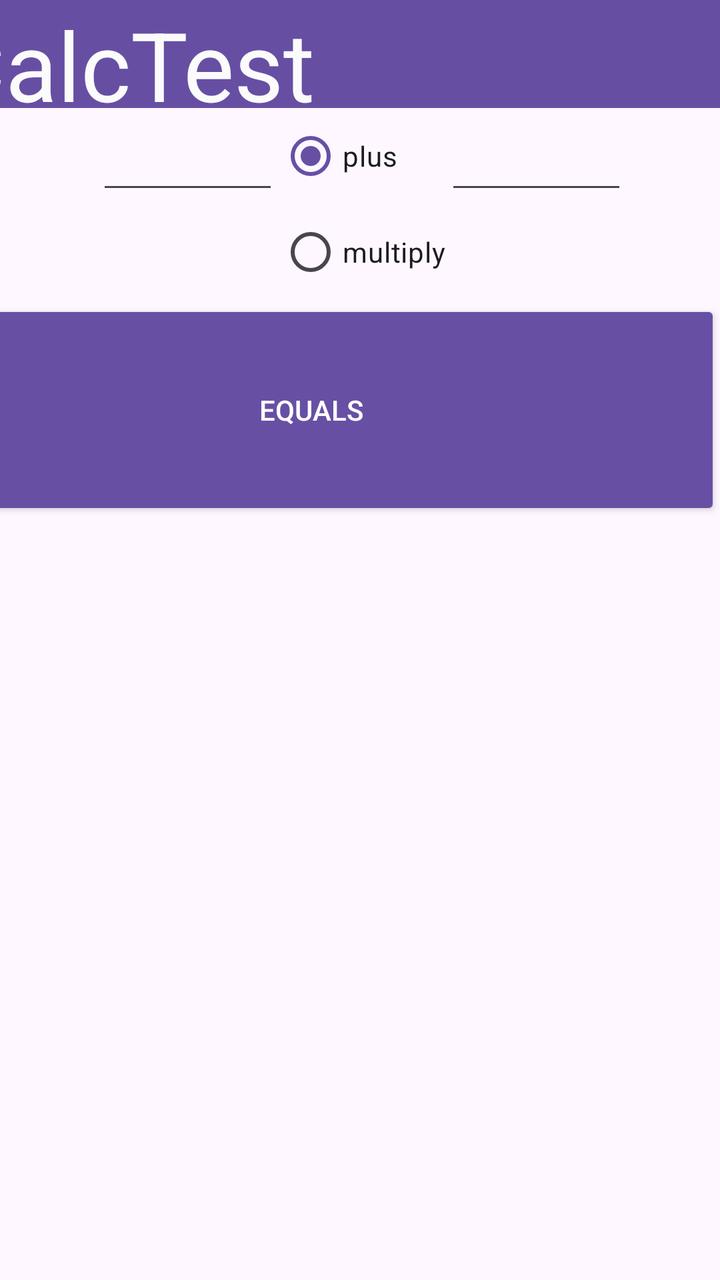
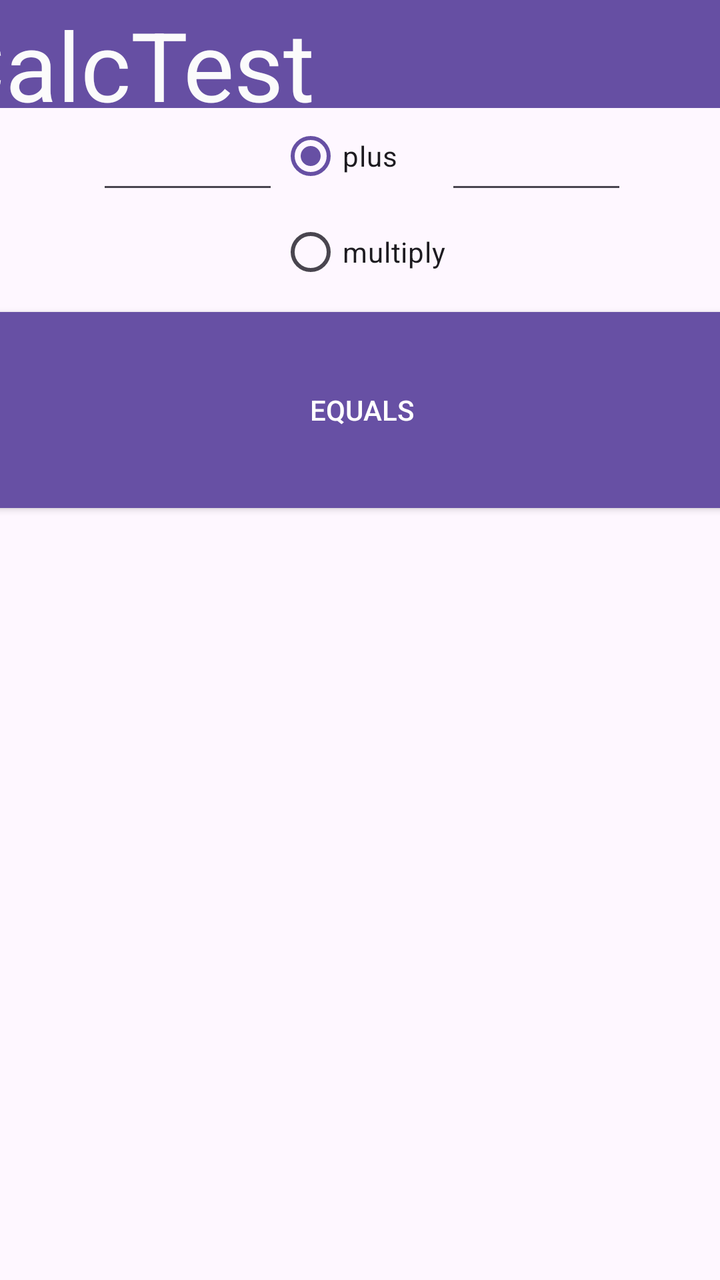

Screens rendered from an Android XML layout before and after an edit, with the pre-edit source and the edit as a unified diff.
<!-- AndroidManifest.xml: application theme Theme.CalcTest -->
<!-- res/layout/activity_main2.xml -->
<?xml version="1.0" encoding="utf-8"?>
<androidx.constraintlayout.widget.ConstraintLayout xmlns:android="http://schemas.android.com/apk/res/android"
    xmlns:app="http://schemas.android.com/apk/res-auto"
    xmlns:tools="http://schemas.android.com/tools"
    android:layout_width="match_parent"
    android:layout_height="match_parent">

    <TextView
        android:id="@+id/textView"
        android:layout_width="418dp"
        android:layout_height="54dp"
        android:background="#664FA3"
        android:gravity="center|left"
        android:text="@string/app_name"
        android:textColor="#FBFBFB"
        android:textSize="48sp"
        app:layout_constraintEnd_toEndOf="parent"
        app:layout_constraintStart_toStartOf="parent"
        app:layout_constraintTop_toTopOf="parent" />

    <EditText
        android:id="@+id/numB2"
        android:layout_width="91dp"
        android:layout_height="48dp"
        android:ems="10"
        android:inputType="number"
        app:layout_constraintEnd_toEndOf="parent"
        app:layout_constraintStart_toEndOf="@id/radioGroup3"
        app:layout_constraintTop_toBottomOf="@id/textView" />

    <EditText
        android:id="@+id/numB1"
        android:layout_width="91dp"
        android:layout_height="48dp"
        android:ems="10"
        android:inputType="number"
        app:layout_constraintBottom_toTopOf="@id/equalButt"
        app:layout_constraintEnd_toStartOf="@id/radioGroup3"
        app:layout_constraintHorizontal_bias="0.51"
        app:layout_constraintHorizontal_chainStyle="packed"
        app:layout_constraintStart_toStartOf="parent"
        app:layout_constraintTop_toBottomOf="@id/textView"
        app:layout_constraintVertical_bias="0.0" />

    <RadioGroup
        android:id="@+id/radioGroup3"
        android:layout_width="wrap_content"
        android:layout_height="wrap_content"
        app:layout_constraintEnd_toStartOf="@+id/numB2"
        app:layout_constraintStart_toEndOf="@+id/numB1"
        app:layout_constraintTop_toBottomOf="@+id/textView"
        app:layout_constraintVertical_chainStyle="packed">

        <RadioButton
            android:id="@+id/plusBut2"
            android:layout_width="match_parent"
            android:layout_height="wrap_content"
            android:checked="true"
            android:text="@string/plus" />

        <RadioButton
            android:id="@+id/multButt"
            android:layout_width="wrap_content"
            android:layout_height="wrap_content"
            android:text="@string/mult" />
    </RadioGroup>

    <Button
        android:id="@+id/equalButt"
        style="@style/Widget.AppCompat.Button"
        android:layout_width="410dp"
        android:layout_height="110dp"
        android:text="@string/equals"
        app:layout_constraintBottom_toTopOf="@id/outPut"
        app:layout_constraintEnd_toEndOf="parent"
        app:layout_constraintHorizontal_bias="1.0"
        app:layout_constraintStart_toStartOf="parent"
        app:layout_constraintTop_toBottomOf="@id/radioGroup3"
        app:layout_constraintVertical_bias="0.47000003" />

    <TextView
        android:id="@+id/outPut"
        android:layout_width="wrap_content"
        android:layout_height="wrap_content"
        app:layout_constraintEnd_toEndOf="parent"
        app:layout_constraintStart_toStartOf="parent"
        app:layout_constraintTop_toBottomOf="@+id/equalButt" />

</androidx.constraintlayout.widget.ConstraintLayout>
<!-- resources referenced by this layout -->
<resources>
  <string name="app_name">CalcTest</string>
  <string name="equals">Equals</string>
  <string name="mult">multiply</string>
  <string name="plus">plus</string>
  <style name="Theme.CalcTest" parent="Base.Theme.CalcTest" />
  <style name="Base.Theme.CalcTest" parent="Theme.Material3.DayNight.NoActionBar">
          
          
      </style>
</resources>

<!-- the commit's change to res/layout/activity_main2.xml (unified diff, before → after) -->
@@ -73,10 +73,10 @@
         android:text="@string/equals"
         app:layout_constraintBottom_toTopOf="@id/outPut"
         app:layout_constraintEnd_toEndOf="parent"
-        app:layout_constraintHorizontal_bias="1.0"
+        app:layout_constraintHorizontal_bias="0.498"
         app:layout_constraintStart_toStartOf="parent"
         app:layout_constraintTop_toBottomOf="@id/radioGroup3"
-        app:layout_constraintVertical_bias="0.47000003" />
+        app:layout_constraintVertical_bias="0.0" />
 
     <TextView
         android:id="@+id/outPut"
